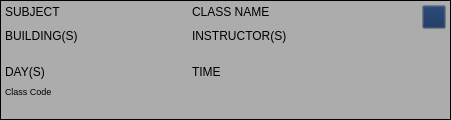
This is 370-project/class_result.ui in rochanehurst/CS370-Team3 as Qt 5 draws it before an edit. The edited form follows.
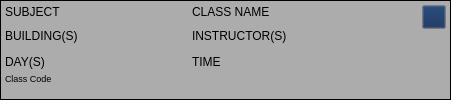
This is the edited form. Icons and pictures are not drawn.

Diff of the .ui file:
```diff
--- a/370-project/class_result.ui
+++ b/370-project/class_result.ui
@@ -7,11 +7,11 @@
     <x>0</x>
     <y>0</y>
     <width>451</width>
-    <height>120</height>
+    <height>100</height>
    </rect>
   </property>
   <property name="sizePolicy">
-   <sizepolicy hsizetype="Preferred" vsizetype="Fixed">
+   <sizepolicy hsizetype="Preferred" vsizetype="Preferred">
     <horstretch>0</horstretch>
     <verstretch>0</verstretch>
    </sizepolicy>
@@ -19,13 +19,13 @@
   <property name="minimumSize">
    <size>
     <width>300</width>
-    <height>80</height>
+    <height>100</height>
    </size>
   </property>
   <property name="maximumSize">
    <size>
     <width>16777215</width>
-    <height>120</height>
+    <height>150</height>
    </size>
   </property>
   <property name="palette">
```
Left out of the diff: 2 changed lines with no effect on the pictures.
